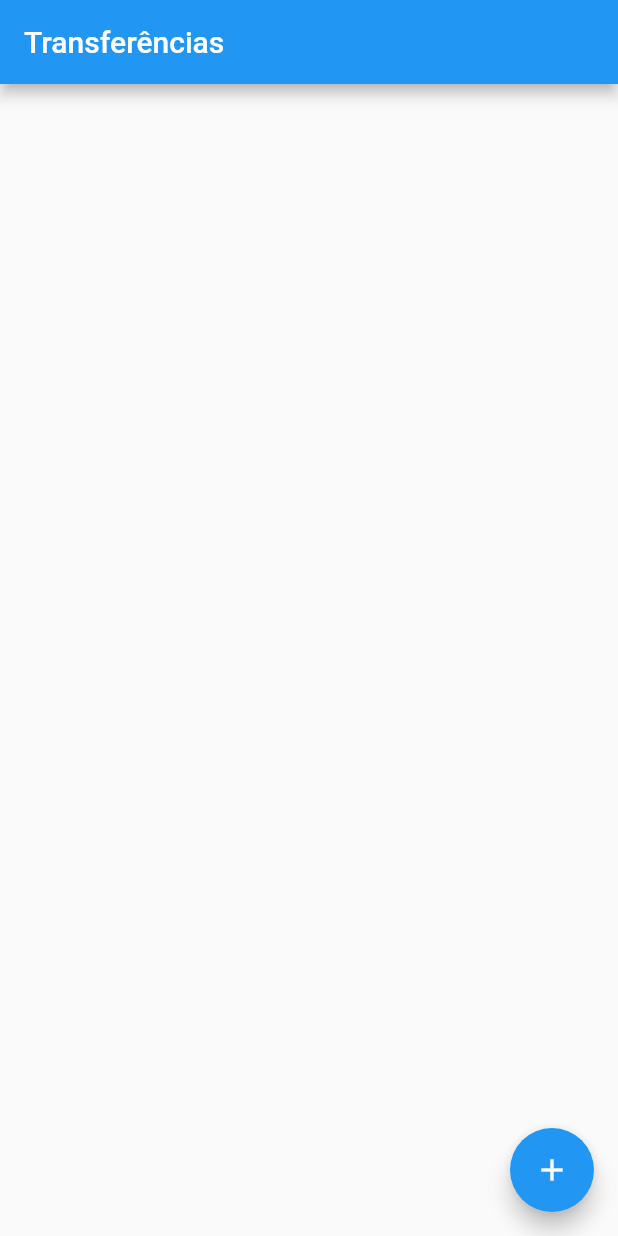
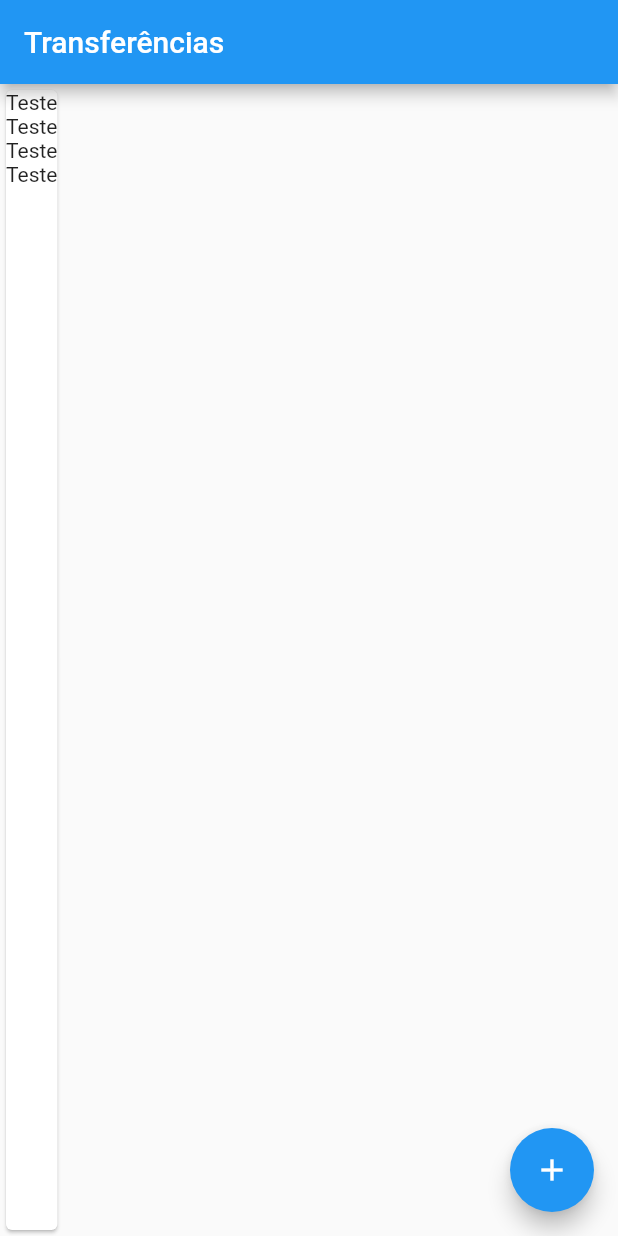
Before and after one commit to JoyceMassau/dartTreinamento, a Flutter app: the screen it shows after launch, on a phone screen of 412 x 824 dp. Run offline on Flutter 3.47's test engine with Material 2 defaults, Android fonts, the phone set to English and light mode, and no system bars.

Commit message:
Estrutura coluna da lista de transferências

```diff
--- a/alurabank/lib/main.dart
+++ b/alurabank/lib/main.dart
@@ -2,6 +2,16 @@ import 'package:flutter/material.dart';
 
 void main() => runApp(MaterialApp(
   home: Scaffold(
+    body: Card(
+      child: Column(
+        children: <Widget>[
+          Text('Teste'),
+          Text('Teste'),
+          Text('Teste'),
+          Text('Teste'),
+        ],
+      ),
+    ),
     appBar: AppBar(title: Text('Transferências')),
     floatingActionButton: FloatingActionButton(
       child: Icon(Icons.add),
```
Also changed, not shown: 1 other file.
